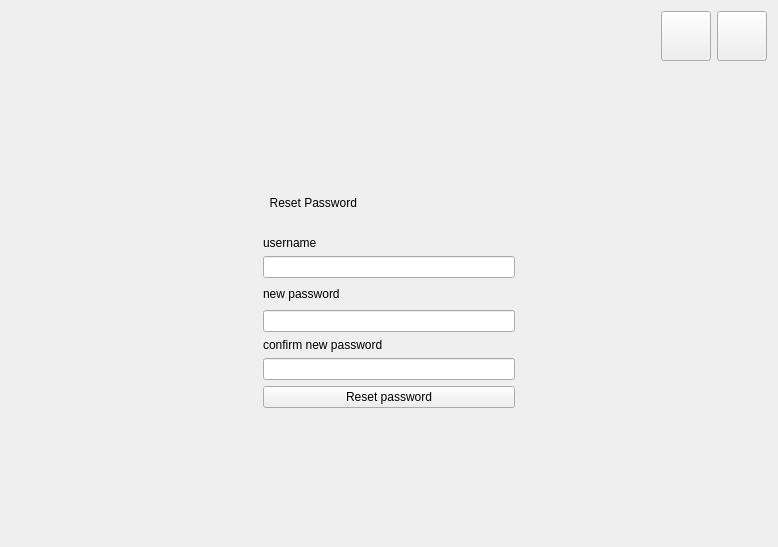
This is forget.ui in EotDc35F/project as Qt 5 draws it before an edit. The edited form follows.
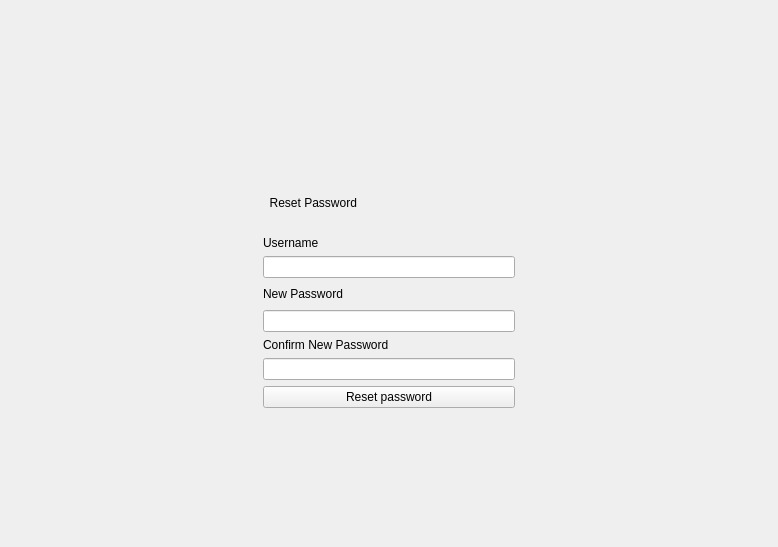
This is the edited form. Icons and pictures are not drawn.

The edit to the form file:
```diff
--- a/forget.ui
+++ b/forget.ui
@@ -14,7 +14,14 @@
    <string>Dialog</string>
   </property>
   <property name="styleSheet">
-   <string notr="true"/>
+   <string notr="true">#close:hover
+{
+background-color:rgb(177, 0, 0);
+}
+#back:hover
+{
+background-color:rgb(197, 206, 201);
+}</string>
   </property>
   <layout class="QVBoxLayout" name="verticalLayout">
    <item>
@@ -40,6 +47,9 @@
          <height>50</height>
         </size>
        </property>
+       <property name="styleSheet">
+        <string notr="true">border:3px white;</string>
+       </property>
        <property name="text">
         <string/>
        </property>
@@ -60,6 +70,9 @@
          <height>50</height>
         </size>
        </property>
+       <property name="styleSheet">
+        <string notr="true">border:3px white;</string>
+       </property>
        <property name="text">
         <string/>
        </property>
@@ -144,7 +157,7 @@
        <item row="4" column="1">
         <widget class="QLabel" name="label_2">
          <property name="text">
-          <string>new password</string>
+          <string>New Password</string>
          </property>
          <property name="margin">
           <number>1</number>
@@ -161,7 +174,7 @@
        <item row="6" column="1">
         <widget class="QLabel" name="label_3">
          <property name="text">
-          <string>confirm new password</string>
+          <string>Confirm New Password</string>
          </property>
          <property name="margin">
           <number>1</number>
@@ -211,7 +224,7 @@
        <item row="2" column="1">
         <widget class="QLabel" name="label">
          <property name="text">
-          <string>username</string>
+          <string>Username</string>
          </property>
          <property name="margin">
           <number>1</number>
```
